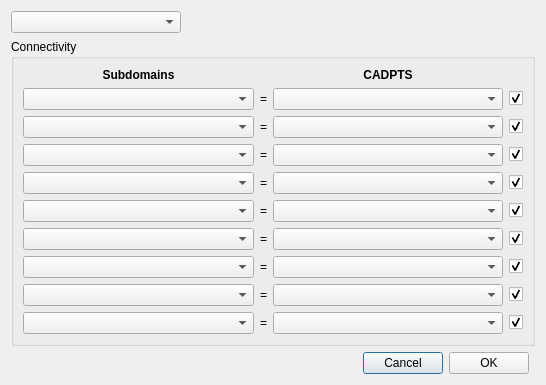
FLO-2DSoftware/qgis-flo-2d-plugin, file flo2d/ui/multiple_domains_connectivity.ui: the form before one commit.
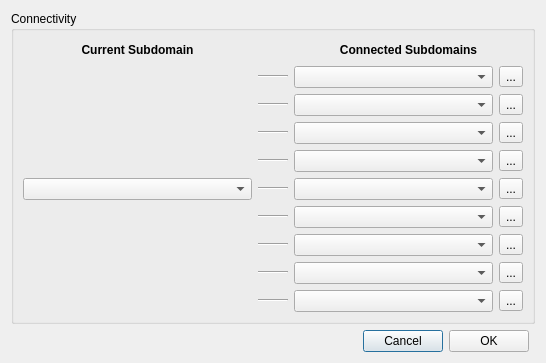
The form after the commit. Icons and pictures are not drawn.

Commit message: Updated the import/export methodology based on Noemi's comments of not using CADPTS_DSx and only using CADPTS

Patch:
```diff
--- a/flo2d/ui/multiple_domains_connectivity.ui
+++ b/flo2d/ui/multiple_domains_connectivity.ui
@@ -20,27 +20,7 @@
    <string>Subdomains connectivity</string>
   </property>
   <layout class="QGridLayout" name="gridLayout">
-   <item row="3" column="3">
-    <spacer name="verticalSpacer">
-     <property name="orientation">
-      <enum>Qt::Vertical</enum>
-     </property>
-     <property name="sizeHint" stdset="0">
-      <size>
-       <width>20</width>
-       <height>40</height>
-      </size>
-     </property>
-    </spacer>
-   </item>
-   <item row="2" column="2">
-    <widget class="QPushButton" name="cancel_btn">
-     <property name="text">
-      <string>Cancel</string>
-     </property>
-    </widget>
-   </item>
-   <item row="1" column="0" colspan="5">
+   <item row="1" column="0" colspan="4">
     <widget class="QGroupBox" name="groupBox">
      <property name="title">
       <string>Connectivity</string>
@@ -48,94 +28,79 @@
      <layout class="QGridLayout" name="gridLayout_3">
       <item row="0" column="0">
        <layout class="QGridLayout" name="gridLayout_2">
-        <item row="7" column="2">
-         <widget class="QLabel" name="label_7">
-          <property name="text">
-           <string>=</string>
-          </property>
-         </widget>
-        </item>
-        <item row="2" column="2">
-         <widget class="QLabel" name="label_2">
-          <property name="text">
-           <string>=</string>
-          </property>
-         </widget>
-        </item>
-        <item row="4" column="0">
-         <widget class="QComboBox" name="sub4_cbo"/>
-        </item>
-        <item row="3" column="0">
-         <widget class="QComboBox" name="sub3_cbo"/>
-        </item>
-        <item row="8" column="3">
-         <widget class="QComboBox" name="ds8_file_cbo"/>
-        </item>
-        <item row="7" column="3">
-         <widget class="QComboBox" name="ds7_file_cbo"/>
-        </item>
-        <item row="8" column="2">
-         <widget class="QLabel" name="label_8">
-          <property name="text">
-           <string>=</string>
-          </property>
-         </widget>
-        </item>
-        <item row="5" column="4">
-         <widget class="QCheckBox" name="sub5_cb">
-          <property name="sizePolicy">
-           <sizepolicy hsizetype="Maximum" vsizetype="Fixed">
-            <horstretch>0</horstretch>
-            <verstretch>0</verstretch>
-           </sizepolicy>
-          </property>
-          <property name="text">
-           <string/>
-          </property>
-          <property name="checked">
-           <bool>true</bool>
-          </property>
-         </widget>
-        </item>
-        <item row="2" column="0">
-         <widget class="QComboBox" name="sub2_cbo"/>
-        </item>
-        <item row="5" column="3">
-         <widget class="QComboBox" name="ds5_file_cbo"/>
-        </item>
-        <item row="1" column="0">
-         <widget class="QComboBox" name="sub1_cbo"/>
-        </item>
-        <item row="6" column="4">
-         <widget class="QCheckBox" name="sub6_cb">
-          <property name="sizePolicy">
-           <sizepolicy hsizetype="Maximum" vsizetype="Fixed">
-            <horstretch>0</horstretch>
-            <verstretch>0</verstretch>
-           </sizepolicy>
-          </property>
-          <property name="text">
-           <string/>
-          </property>
-          <property name="checked">
-           <bool>true</bool>
-          </property>
-         </widget>
-        </item>
-        <item row="4" column="3">
-         <widget class="QComboBox" name="ds4_file_cbo"/>
-        </item>
-        <item row="1" column="3">
-         <widget class="QComboBox" name="ds1_file_cbo"/>
-        </item>
-        <item row="4" column="2">
-         <widget class="QLabel" name="label_4">
-          <property name="text">
-           <string>=</string>
-          </property>
-         </widget>
-        </item>
         <item row="0" column="0">
+         <widget class="QLabel" name="label_2">
+          <property name="font">
+           <font>
+            <weight>75</weight>
+            <bold>true</bold>
+           </font>
+          </property>
+          <property name="text">
+           <string>Current Subdomain</string>
+          </property>
+          <property name="alignment">
+           <set>Qt::AlignCenter</set>
+          </property>
+         </widget>
+        </item>
+        <item row="0" column="1">
+         <spacer name="horizontalSpacer_2">
+          <property name="orientation">
+           <enum>Qt::Horizontal</enum>
+          </property>
+          <property name="sizeType">
+           <enum>QSizePolicy::Fixed</enum>
+          </property>
+          <property name="sizeHint" stdset="0">
+           <size>
+            <width>30</width>
+            <height>20</height>
+           </size>
+          </property>
+         </spacer>
+        </item>
+        <item row="1" column="0" rowspan="9">
+         <layout class="QVBoxLayout" name="verticalLayout_2">
+          <item>
+           <spacer name="verticalSpacer_3">
+            <property name="orientation">
+             <enum>Qt::Vertical</enum>
+            </property>
+            <property name="sizeHint" stdset="0">
+             <size>
+              <width>20</width>
+              <height>40</height>
+             </size>
+            </property>
+           </spacer>
+          </item>
+          <item>
+           <widget class="QComboBox" name="current_subdomain_cbo">
+            <property name="sizePolicy">
+             <sizepolicy hsizetype="Minimum" vsizetype="Fixed">
+              <horstretch>0</horstretch>
+              <verstretch>0</verstretch>
+             </sizepolicy>
+            </property>
+           </widget>
+          </item>
+          <item>
+           <spacer name="verticalSpacer_2">
+            <property name="orientation">
+             <enum>Qt::Vertical</enum>
+            </property>
+            <property name="sizeHint" stdset="0">
+             <size>
+              <width>20</width>
+              <height>40</height>
+             </size>
+            </property>
+           </spacer>
+          </item>
+         </layout>
+        </item>
+        <item row="0" column="2">
          <widget class="QLabel" name="label">
           <property name="font">
            <font>
@@ -144,211 +109,401 @@
            </font>
           </property>
           <property name="text">
-           <string>Subdomains</string>
+           <string>Connected Subdomains</string>
           </property>
           <property name="alignment">
            <set>Qt::AlignCenter</set>
           </property>
          </widget>
         </item>
-        <item row="7" column="0">
-         <widget class="QComboBox" name="sub7_cbo"/>
-        </item>
-        <item row="3" column="3">
-         <widget class="QComboBox" name="ds3_file_cbo"/>
-        </item>
-        <item row="1" column="4">
-         <widget class="QCheckBox" name="sub1_cb">
-          <property name="sizePolicy">
-           <sizepolicy hsizetype="Maximum" vsizetype="Fixed">
-            <horstretch>0</horstretch>
-            <verstretch>0</verstretch>
-           </sizepolicy>
-          </property>
-          <property name="text">
-           <string/>
-          </property>
-          <property name="checked">
-           <bool>true</bool>
-          </property>
-         </widget>
-        </item>
-        <item row="2" column="3">
-         <widget class="QComboBox" name="ds2_file_cbo"/>
-        </item>
-        <item row="6" column="0">
-         <widget class="QComboBox" name="sub6_cbo"/>
-        </item>
-        <item row="8" column="4">
-         <widget class="QCheckBox" name="sub8_cb">
-          <property name="sizePolicy">
-           <sizepolicy hsizetype="Maximum" vsizetype="Fixed">
-            <horstretch>0</horstretch>
-            <verstretch>0</verstretch>
-           </sizepolicy>
-          </property>
-          <property name="text">
-           <string/>
-          </property>
-          <property name="checked">
-           <bool>true</bool>
-          </property>
-         </widget>
-        </item>
-        <item row="3" column="2">
-         <widget class="QLabel" name="label_3">
-          <property name="text">
-           <string>=</string>
-          </property>
-         </widget>
-        </item>
-        <item row="7" column="4">
-         <widget class="QCheckBox" name="sub7_cb">
-          <property name="sizePolicy">
-           <sizepolicy hsizetype="Maximum" vsizetype="Fixed">
-            <horstretch>0</horstretch>
-            <verstretch>0</verstretch>
-           </sizepolicy>
-          </property>
-          <property name="text">
-           <string/>
-          </property>
-          <property name="checked">
-           <bool>true</bool>
-          </property>
-         </widget>
-        </item>
-        <item row="4" column="4">
-         <widget class="QCheckBox" name="sub4_cb">
-          <property name="sizePolicy">
-           <sizepolicy hsizetype="Maximum" vsizetype="Fixed">
-            <horstretch>0</horstretch>
-            <verstretch>0</verstretch>
-           </sizepolicy>
-          </property>
-          <property name="text">
-           <string/>
-          </property>
-          <property name="checked">
-           <bool>true</bool>
-          </property>
-         </widget>
-        </item>
-        <item row="0" column="3">
-         <widget class="QLabel" name="label_11">
-          <property name="font">
-           <font>
-            <weight>75</weight>
-            <bold>true</bold>
-           </font>
-          </property>
-          <property name="text">
-           <string>CADPTS</string>
-          </property>
-          <property name="alignment">
-           <set>Qt::AlignCenter</set>
-          </property>
-         </widget>
-        </item>
-        <item row="6" column="3">
-         <widget class="QComboBox" name="ds6_file_cbo"/>
-        </item>
-        <item row="8" column="0">
-         <widget class="QComboBox" name="sub8_cbo"/>
-        </item>
-        <item row="2" column="4">
-         <widget class="QCheckBox" name="sub2_cb">
-          <property name="sizePolicy">
-           <sizepolicy hsizetype="Maximum" vsizetype="Fixed">
-            <horstretch>0</horstretch>
-            <verstretch>0</verstretch>
-           </sizepolicy>
-          </property>
-          <property name="text">
-           <string/>
-          </property>
-          <property name="checked">
-           <bool>true</bool>
-          </property>
-         </widget>
-        </item>
-        <item row="5" column="0">
-         <widget class="QComboBox" name="sub5_cbo"/>
-        </item>
-        <item row="6" column="2">
-         <widget class="QLabel" name="label_6">
-          <property name="text">
-           <string>=</string>
-          </property>
-         </widget>
-        </item>
-        <item row="1" column="2">
-         <widget class="QLabel" name="label_1">
-          <property name="sizePolicy">
-           <sizepolicy hsizetype="Maximum" vsizetype="Preferred">
-            <horstretch>0</horstretch>
-            <verstretch>0</verstretch>
-           </sizepolicy>
-          </property>
-          <property name="text">
-           <string>=</string>
-          </property>
-          <property name="alignment">
-           <set>Qt::AlignCenter</set>
-          </property>
-         </widget>
-        </item>
-        <item row="5" column="2">
-         <widget class="QLabel" name="label_5">
-          <property name="text">
-           <string>=</string>
-          </property>
-         </widget>
-        </item>
-        <item row="3" column="4">
-         <widget class="QCheckBox" name="sub3_cb">
-          <property name="sizePolicy">
-           <sizepolicy hsizetype="Maximum" vsizetype="Fixed">
-            <horstretch>0</horstretch>
-            <verstretch>0</verstretch>
-           </sizepolicy>
-          </property>
-          <property name="text">
-           <string/>
-          </property>
-          <property name="checked">
-           <bool>true</bool>
-          </property>
-         </widget>
-        </item>
-        <item row="9" column="4">
-         <widget class="QCheckBox" name="sub9_cb">
-          <property name="text">
-           <string/>
-          </property>
-          <property name="checked">
-           <bool>true</bool>
-          </property>
-         </widget>
-        </item>
-        <item row="9" column="2">
-         <widget class="QLabel" name="label_9">
-          <property name="text">
-           <string>=</string>
-          </property>
-         </widget>
-        </item>
-        <item row="9" column="3">
-         <widget class="QComboBox" name="ds9_file_cbo"/>
-        </item>
-        <item row="9" column="0">
-         <widget class="QComboBox" name="sub9_cbo"/>
+        <item row="1" column="1" rowspan="9" colspan="2">
+         <layout class="QGridLayout" name="gridLayout_5">
+          <item row="1" column="1">
+           <widget class="QComboBox" name="sub1_cbo"/>
+          </item>
+          <item row="8" column="1">
+           <widget class="QComboBox" name="sub8_cbo"/>
+          </item>
+          <item row="8" column="0">
+           <widget class="Line" name="line_8">
+            <property name="sizePolicy">
+             <sizepolicy hsizetype="Fixed" vsizetype="Fixed">
+              <horstretch>0</horstretch>
+              <verstretch>0</verstretch>
+             </sizepolicy>
+            </property>
+            <property name="minimumSize">
+             <size>
+              <width>30</width>
+              <height>0</height>
+             </size>
+            </property>
+            <property name="maximumSize">
+             <size>
+              <width>30</width>
+              <height>16777215</height>
+             </size>
+            </property>
+            <property name="orientation">
+             <enum>Qt::Horizontal</enum>
+            </property>
+           </widget>
+          </item>
+          <item row="6" column="0">
+           <widget class="Line" name="line_6">
+            <property name="sizePolicy">
+             <sizepolicy hsizetype="Fixed" vsizetype="Fixed">
+              <horstretch>0</horstretch>
+              <verstretch>0</verstretch>
+             </sizepolicy>
+            </property>
+            <property name="minimumSize">
+             <size>
+              <width>30</width>
+              <height>0</height>
+             </size>
+            </property>
+            <property name="maximumSize">
+             <size>
+              <width>30</width>
+              <height>16777215</height>
+             </size>
+            </property>
+            <property name="orientation">
+             <enum>Qt::Horizontal</enum>
+            </property>
+           </widget>
+          </item>
+          <item row="1" column="0">
+           <widget class="Line" name="line_1">
+            <property name="orientation">
+             <enum>Qt::Horizontal</enum>
+            </property>
+           </widget>
+          </item>
+          <item row="5" column="0">
+           <widget class="Line" name="line_5">
+            <property name="sizePolicy">
+             <sizepolicy hsizetype="Fixed" vsizetype="Fixed">
+              <horstretch>0</horstretch>
+              <verstretch>0</verstretch>
+             </sizepolicy>
+            </property>
+            <property name="minimumSize">
+             <size>
+              <width>30</width>
+              <height>0</height>
+             </size>
+            </property>
+            <property name="maximumSize">
+             <size>
+              <width>30</width>
+              <height>16777215</height>
+             </size>
+            </property>
+            <property name="orientation">
+             <enum>Qt::Horizontal</enum>
+            </property>
+           </widget>
+          </item>
+          <item row="2" column="0">
+           <widget class="Line" name="line_2">
+            <property name="sizePolicy">
+             <sizepolicy hsizetype="Fixed" vsizetype="Fixed">
+              <horstretch>0</horstretch>
+              <verstretch>0</verstretch>
+             </sizepolicy>
+            </property>
+            <property name="minimumSize">
+             <size>
+              <width>30</width>
+              <height>0</height>
+             </size>
+            </property>
+            <property name="maximumSize">
+             <size>
+              <width>30</width>
+              <height>16777215</height>
+             </size>
+            </property>
+            <property name="orientation">
+             <enum>Qt::Horizontal</enum>
+            </property>
+           </widget>
+          </item>
+          <item row="7" column="1">
+           <widget class="QComboBox" name="sub7_cbo"/>
+          </item>
+          <item row="4" column="1">
+           <widget class="QComboBox" name="sub4_cbo"/>
+          </item>
+          <item row="5" column="1">
+           <widget class="QComboBox" name="sub5_cbo"/>
+          </item>
+          <item row="3" column="1">
+           <widget class="QComboBox" name="sub3_cbo"/>
+          </item>
+          <item row="4" column="0">
+           <widget class="Line" name="line_4">
+            <property name="sizePolicy">
+             <sizepolicy hsizetype="Fixed" vsizetype="Fixed">
+              <horstretch>0</horstretch>
+              <verstretch>0</verstretch>
+             </sizepolicy>
+            </property>
+            <property name="minimumSize">
+             <size>
+              <width>30</width>
+              <height>0</height>
+             </size>
+            </property>
+            <property name="maximumSize">
+             <size>
+              <width>30</width>
+              <height>16777215</height>
+             </size>
+            </property>
+            <property name="orientation">
+             <enum>Qt::Horizontal</enum>
+            </property>
+           </widget>
+          </item>
+          <item row="9" column="1">
+           <widget class="QComboBox" name="sub9_cbo"/>
+          </item>
+          <item row="9" column="0">
+           <widget class="Line" name="line_9">
+            <property name="sizePolicy">
+             <sizepolicy hsizetype="Fixed" vsizetype="Fixed">
+              <horstretch>0</horstretch>
+              <verstretch>0</verstretch>
+             </sizepolicy>
+            </property>
+            <property name="minimumSize">
+             <size>
+              <width>30</width>
+              <height>0</height>
+             </size>
+            </property>
+            <property name="maximumSize">
+             <size>
+              <width>30</width>
+              <height>16777215</height>
+             </size>
+            </property>
+            <property name="orientation">
+             <enum>Qt::Horizontal</enum>
+            </property>
+           </widget>
+          </item>
+          <item row="2" column="1">
+           <widget class="QComboBox" name="sub2_cbo"/>
+          </item>
+          <item row="3" column="0">
+           <widget class="Line" name="line_3">
+            <property name="sizePolicy">
+             <sizepolicy hsizetype="Fixed" vsizetype="Fixed">
+              <horstretch>0</horstretch>
+              <verstretch>0</verstretch>
+             </sizepolicy>
+            </property>
+            <property name="minimumSize">
+             <size>
+              <width>30</width>
+              <height>0</height>
+             </size>
+            </property>
+            <property name="maximumSize">
+             <size>
+              <width>30</width>
+              <height>16777215</height>
+             </size>
+            </property>
+            <property name="orientation">
+             <enum>Qt::Horizontal</enum>
+            </property>
+           </widget>
+          </item>
+          <item row="7" column="0">
+           <widget class="Line" name="line_7">
+            <property name="sizePolicy">
+             <sizepolicy hsizetype="Fixed" vsizetype="Fixed">
+              <horstretch>0</horstretch>
+              <verstretch>0</verstretch>
+             </sizepolicy>
+            </property>
+            <property name="minimumSize">
+             <size>
+              <width>30</width>
+              <height>0</height>
+             </size>
+            </property>
+            <property name="maximumSize">
+             <size>
+              <width>30</width>
+              <height>16777215</height>
+             </size>
+            </property>
+            <property name="orientation">
+             <enum>Qt::Horizontal</enum>
+            </property>
+           </widget>
+          </item>
+          <item row="6" column="1">
+           <widget class="QComboBox" name="sub6_cbo"/>
+          </item>
+          <item row="1" column="2">
+           <widget class="QToolButton" name="toolButton_1">
+            <property name="text">
+             <string>...</string>
+            </property>
+            <property name="icon">
+             <iconset>
+              <normaloff>../img/remove.svg</normaloff>../img/remove.svg</iconset>
+            </property>
+           </widget>
+          </item>
+          <item row="0" column="0" colspan="3">
+           <spacer name="verticalSpacer_4">
+            <property name="orientation">
+             <enum>Qt::Vertical</enum>
+            </property>
+            <property name="sizeHint" stdset="0">
+             <size>
+              <width>20</width>
+              <height>40</height>
+             </size>
+            </property>
+           </spacer>
+          </item>
+          <item row="10" column="0" colspan="3">
+           <spacer name="verticalSpacer_5">
+            <property name="orientation">
+             <enum>Qt::Vertical</enum>
+            </property>
+            <property name="sizeHint" stdset="0">
+             <size>
+              <width>20</width>
+              <height>40</height>
+             </size>
+            </property>
+           </spacer>
+          </item>
+          <item row="2" column="2">
+           <widget class="QToolButton" name="toolButton_2">
+            <property name="text">
+             <string>...</string>
+            </property>
+            <property name="icon">
+             <iconset>
+              <normaloff>../img/remove.svg</normaloff>../img/remove.svg</iconset>
+            </property>
+           </widget>
+          </item>
+          <item row="3" column="2">
+           <widget class="QToolButton" name="toolButton_3">
+            <property name="text">
+             <string>...</string>
+            </property>
+            <property name="icon">
+             <iconset>
+              <normaloff>../img/remove.svg</normaloff>../img/remove.svg</iconset>
+            </property>
+           </widget>
+          </item>
+          <item row="4" column="2">
+           <widget class="QToolButton" name="toolButton_4">
+            <property name="text">
+             <string>...</string>
+            </property>
+            <property name="icon">
+             <iconset>
+              <normaloff>../img/remove.svg</normaloff>../img/remove.svg</iconset>
+            </property>
+           </widget>
+          </item>
+          <item row="5" column="2">
+           <widget class="QToolButton" name="toolButton_5">
+            <property name="text">
+             <string>...</string>
+            </property>
+            <property name="icon">
+             <iconset>
+              <normaloff>../img/remove.svg</normaloff>../img/remove.svg</iconset>
+            </property>
+           </widget>
+          </item>
+          <item row="6" column="2">
+           <widget class="QToolButton" name="toolButton_6">
+            <property name="text">
+             <string>...</string>
+            </property>
+            <property name="icon">
+             <iconset>
+              <normaloff>../img/remove.svg</normaloff>../img/remove.svg</iconset>
+            </property>
+           </widget>
+          </item>
+          <item row="7" column="2">
+           <widget class="QToolButton" name="toolButton_7">
+            <property name="text">
+             <string>...</string>
+            </property>
+            <property name="icon">
+             <iconset>
+              <normaloff>../img/remove.svg</normaloff>../img/remove.svg</iconset>
+            </property>
+           </widget>
+          </item>
+          <item row="8" column="2">
+           <widget class="QToolButton" name="toolButton_8">
+            <property name="text">
+             <string>...</string>
+            </property>
+            <property name="icon">
+             <iconset>
+              <normaloff>../img/remove.svg</normaloff>../img/remove.svg</iconset>
+            </property>
+           </widget>
+          </item>
+          <item row="9" column="2">
+           <widget class="QToolButton" name="toolButton_9">
+            <property name="text">
+             <string>...</string>
+            </property>
+            <property name="icon">
+             <iconset>
+              <normaloff>../img/remove.svg</normaloff>../img/remove.svg</iconset>
+            </property>
+           </widget>
+          </item>
+         </layout>
         </item>
        </layout>
       </item>
      </layout>
     </widget>
    </item>
+   <item row="2" column="1">
+    <widget class="QPushButton" name="cancel_btn">
+     <property name="text">
+      <string>Cancel</string>
+     </property>
+    </widget>
+   </item>
+   <item row="3" column="2">
+    <spacer name="verticalSpacer">
+     <property name="orientation">
+      <enum>Qt::Vertical</enum>
+     </property>
+     <property name="sizeHint" stdset="0">
+      <size>
+       <width>20</width>
+       <height>40</height>
+      </size>
+     </property>
+    </spacer>
+   </item>
    <item row="2" column="0">
     <spacer name="horizontalSpacer">
      <property name="orientation">
@@ -362,52 +517,13 @@
      </property>
     </spacer>
    </item>
-   <item row="0" column="0">
-    <widget class="QComboBox" name="current_subdomain_cbo">
-     <property name="sizePolicy">
-      <sizepolicy hsizetype="Minimum" vsizetype="Fixed">
-       <horstretch>0</horstretch>
-       <verstretch>0</verstretch>
-      </sizepolicy>
-     </property>
-    </widget>
-   </item>
-   <item row="0" column="2" colspan="2">
-    <spacer name="horizontalSpacer_2">
-     <property name="orientation">
-      <enum>Qt::Horizontal</enum>
-     </property>
-     <property name="sizeType">
-      <enum>QSizePolicy::Minimum</enum>
-     </property>
-     <property name="sizeHint" stdset="0">
-      <size>
-       <width>40</width>
-       <height>20</height>
-      </size>
-     </property>
-    </spacer>
-   </item>
-   <item row="2" column="3">
+   <item row="2" column="2">
     <widget class="QPushButton" name="ok_btn">
      <property name="text">
       <string>OK</string>
      </property>
     </widget>
    </item>
-   <item row="0" column="1">
-    <spacer name="horizontalSpacer_3">
-     <property name="orientation">
-      <enum>Qt::Horizontal</enum>
-     </property>
-     <property name="sizeHint" stdset="0">
-      <size>
-       <width>40</width>
-       <height>20</height>
-      </size>
-     </property>
-    </spacer>
-   </item>
   </layout>
  </widget>
  <resources/>
```
Left out of the diff: 307 changed lines with no effect on the pictures. The commit also changes 7 other files.
